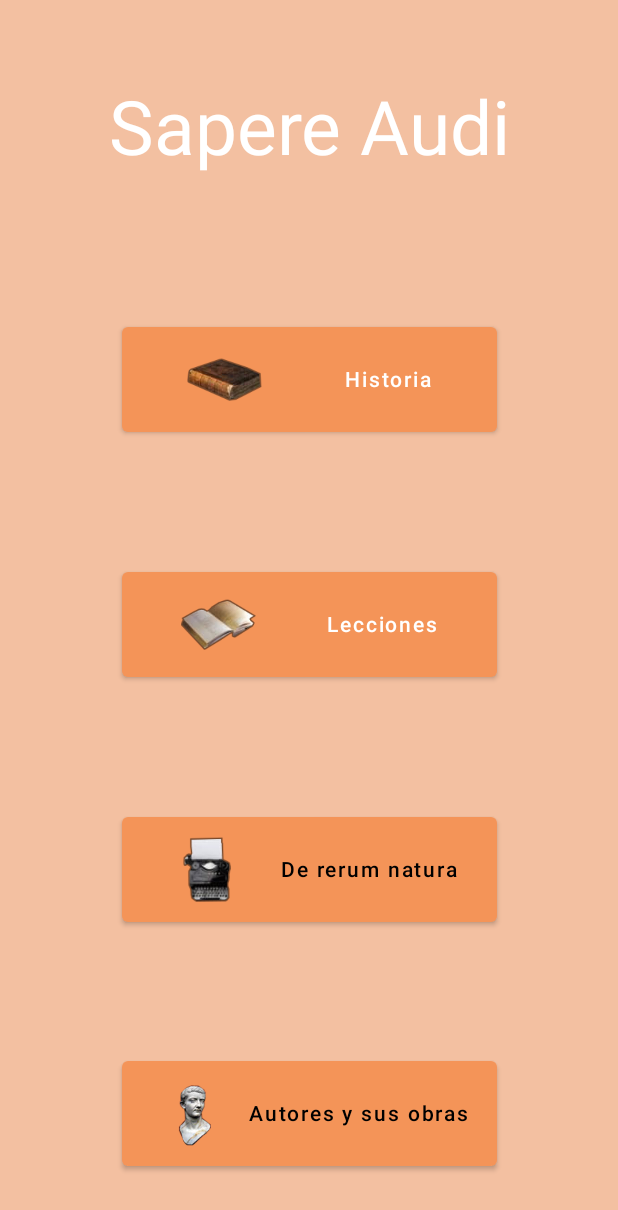
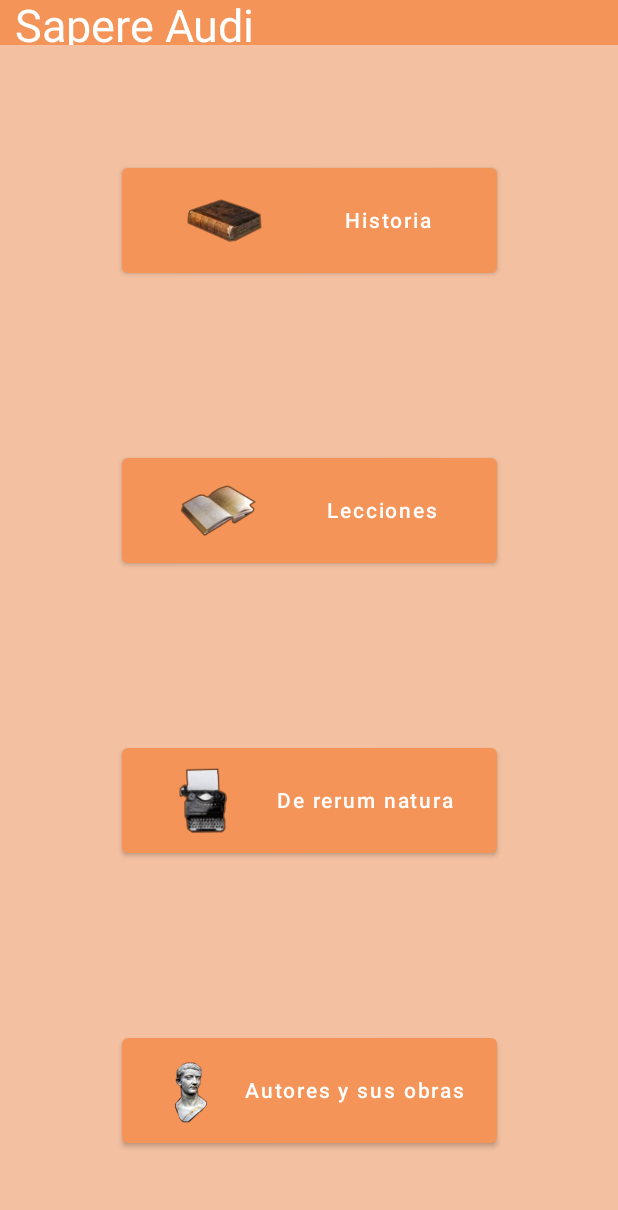
Before and after one commit to sito8943/SapereAudi, an Android app built with Jetpack Compose: the screen it shows after launch (MainActivity), on a phone screen of 412 x 824 dp. Shown: the top 1210 px of the screen. Run offline under Robolectric (Android 15) with nearby library versions, the phone set to English and light mode, and no system bars; our stand-ins replace Dagger/Hilt's generated code.

Commit message:
header text to header row

```diff
--- a/app/src/main/java/com/sito/sapereaudi/ui/components/header/Header.kt
+++ b/app/src/main/java/com/sito/sapereaudi/ui/components/header/Header.kt
@@ -1,15 +1,20 @@
 package com.sito.sapereaudi.ui.components.header
 
+import androidx.compose.foundation.layout.padding
 import androidx.compose.material.Text
 import androidx.compose.runtime.Composable
+import androidx.compose.ui.Modifier
 import androidx.compose.ui.graphics.Color
+import androidx.compose.ui.text.style.TextAlign
+import androidx.compose.ui.unit.dp
 import androidx.compose.ui.unit.sp
 
 @Composable
 fun Header(text: String = "") {
     Text(
+        modifier = Modifier.padding(horizontal = 10.dp),
         text = text,
         color = Color.White,
-        fontSize = 50.sp
+        fontSize = 30.sp
     )
 }
--- a/app/src/main/java/com/sito/sapereaudi/ui/components/header/HeaderRow.kt
+++ b/app/src/main/java/com/sito/sapereaudi/ui/components/header/HeaderRow.kt
@@ -1,23 +1,34 @@
 package com.sito.sapereaudi.ui.components.header
 
-import androidx.compose.foundation.layout.Arrangement
-import androidx.compose.foundation.layout.Row
-import androidx.compose.foundation.layout.fillMaxWidth
-import androidx.compose.foundation.layout.padding
+import androidx.compose.foundation.background
+import androidx.compose.foundation.layout.*
 import androidx.compose.runtime.Composable
 import androidx.compose.ui.Modifier
+import androidx.compose.ui.graphics.Color
+import androidx.compose.ui.res.stringResource
+import androidx.compose.ui.tooling.preview.Preview
 import androidx.compose.ui.unit.dp
+import com.sito.sapereaudi.R
+import com.sito.sapereaudi.ui.theme.ButtonSalmon
 
 @Composable
-fun HeaderRow(content: @Composable (() -> Unit)?=null) {
+fun HeaderRow(text: String = "") {
     Row(
         modifier = Modifier
             .fillMaxWidth()
-            .padding(vertical = 25.dp),
-        horizontalArrangement = Arrangement.Center
+            .height(50.dp)
+            .padding(bottom = 20.dp)
+            .background(ButtonSalmon),
+        horizontalArrangement = Arrangement.Start
     ) {
-        if (content != null) {
-            content()
-        }
+        Header(
+            text = text,
+        )
     }
 }
+
+@Preview
+@Composable
+fun ShowHeaderRow() {
+    HeaderRow("Hola")
+}
--- a/app/src/main/java/com/sito/sapereaudi/ui/components/layout/MenuColumn.kt
+++ b/app/src/main/java/com/sito/sapereaudi/ui/components/layout/MenuColumn.kt
@@ -12,7 +12,6 @@ fun MenuColumn(content: @Composable (() -> Unit)?=null) {
         modifier = Modifier
             .fillMaxSize()
             .background(color = Salmon),
-        verticalArrangement = Arrangement.SpaceAround
     ) {
         if (content != null) {
             content()
--- a/app/src/main/java/com/sito/sapereaudi/ui/views/AuthorsView.kt
+++ b/app/src/main/java/com/sito/sapereaudi/ui/views/AuthorsView.kt
@@ -10,10 +10,6 @@ import com.sito.sapereaudi.ui.components.layout.MenuColumn
 @Composable
 fun AuthorsView() {
     MenuColumn {
-        HeaderRow {
-            Header(
-                text = stringResource(id = R.string.authorsTitle),
-            )
-        }
+        HeaderRow (text = stringResource(id = R.string.authorsTitle))
     }
 }
--- a/app/src/main/java/com/sito/sapereaudi/ui/views/HistoryView.kt
+++ b/app/src/main/java/com/sito/sapereaudi/ui/views/HistoryView.kt
@@ -11,11 +11,7 @@ import com.sito.sapereaudi.ui.components.layout.MenuColumn
 @Composable
 fun HistoryView() {
     MenuColumn {
-        HeaderRow {
-            Header(
-                text = stringResource(id = R.string.historyTitle),
-            )
-        }
+        HeaderRow (text = stringResource(id = R.string.historyTitle))
     }
 }
 
--- a/app/src/main/java/com/sito/sapereaudi/ui/views/LessonView.kt
+++ b/app/src/main/java/com/sito/sapereaudi/ui/views/LessonView.kt
@@ -10,10 +10,6 @@ import com.sito.sapereaudi.ui.components.layout.MenuColumn
 @Composable
 fun LessonView() {
     MenuColumn {
-        HeaderRow {
-            Header(
-                text = stringResource(id = R.string.lessonsTitle),
-            )
-        }
+        HeaderRow (text = stringResource(id = R.string.lessonsTitle))
     }
 }
--- a/app/src/main/java/com/sito/sapereaudi/ui/views/MainMenu.kt
+++ b/app/src/main/java/com/sito/sapereaudi/ui/views/MainMenu.kt
@@ -22,12 +22,12 @@ import com.sito.sapereaudi.ui.theme.ButtonSalmon
 
 @Composable
 fun MainMenu(onClick: (Int) -> Unit?) {
-    MenuColumn ( content = {
-        HeaderRow {
-            Header(
-                text = stringResource(id = R.string.appTitle),
-            )
-        }
+    MenuColumn {
+        HeaderRow(text = stringResource(id = R.string.appTitle))
+        Column(modifier = Modifier
+            .fillMaxSize(),
+            verticalArrangement = Arrangement.SpaceAround
+        ) {
             MenuRow {
                 Button(
                     modifier = Modifier
@@ -51,7 +51,7 @@ fun MainMenu(onClick: (Int) -> Unit?) {
                         .padding(5.dp)
                         .size(width = 250.dp, height = 70.dp),
                     colors = ButtonDefaults.buttonColors(backgroundColor = ButtonSalmon),
-                onClick = { onClick(1) })  {
+                    onClick = { onClick(1) }) {
                     ButtonRow {
                         ButtonImage(
                             painter = painterResource(id = R.drawable.mynotebook),
@@ -73,7 +73,7 @@ fun MainMenu(onClick: (Int) -> Unit?) {
                         ButtonImage(
                             painter = painterResource(id = R.drawable.writemachine),
                         )
-                    Text(
+                        ButtonText(
                             text = stringResource(id = R.string.naturaButton),
                         )
                     }
@@ -90,19 +90,20 @@ fun MainMenu(onClick: (Int) -> Unit?) {
                         ButtonImage(
                             painter = painterResource(id = R.drawable.portrait),
                         )
-                    Text(
+                        ButtonText(
                             text = stringResource(id = R.string.authorsButton),
                         )
                     }
                 }
             }
-    })
+        }
+    }
 }
 
 @Preview
 @Composable
 fun ShowMainMenu() {
-    MainMenu(fun (value: Int) {
+    MainMenu(fun(value: Int) {
 
     })
 }
--- a/app/src/main/java/com/sito/sapereaudi/ui/views/NaturaView.kt
+++ b/app/src/main/java/com/sito/sapereaudi/ui/views/NaturaView.kt
@@ -10,10 +10,6 @@ import com.sito.sapereaudi.ui.components.layout.MenuColumn
 @Composable
 fun NaturaView() {
     MenuColumn {
-        HeaderRow {
-            Header(
-                text = stringResource(id = R.string.naturaTitle),
-            )
-        }
+        HeaderRow (text = stringResource(id = R.string.naturaTitle))
     }
 }
```
Lines whose indentation alone changed are shown as unchanged.
